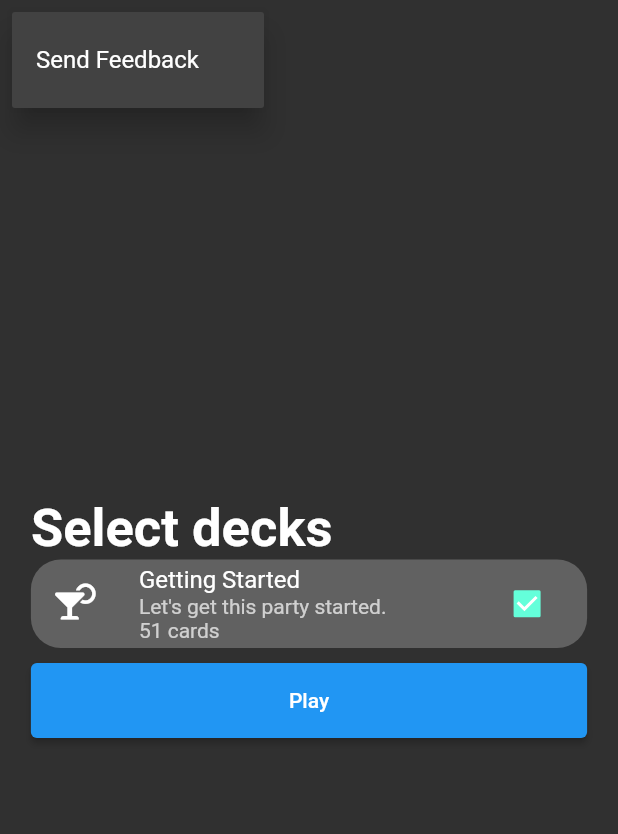
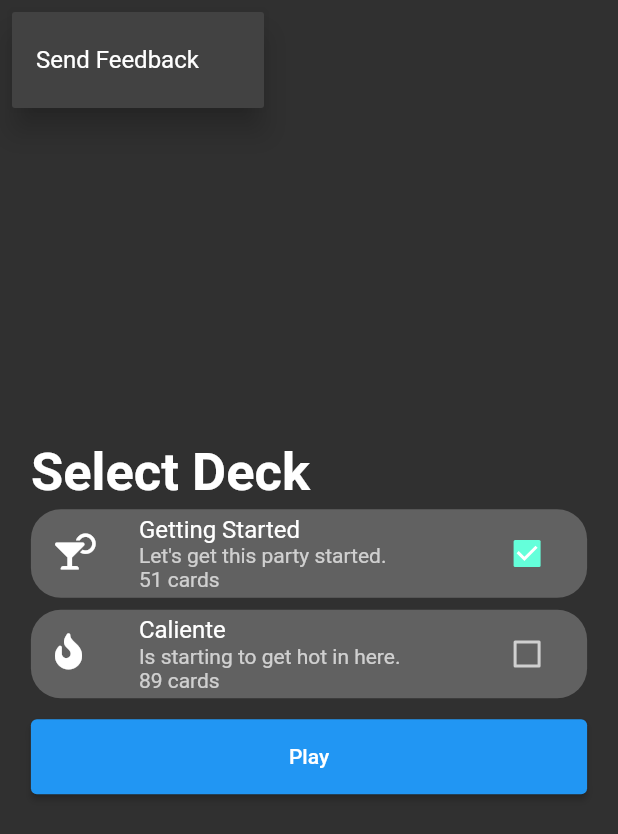
Before and after one commit to Atzetra/zuupen, a Flutter app: the PackSelection screen opened by its route, after a tap on the "more vert" icon, on a phone screen of 412 x 824 dp. Shown: the top 834 px of the screen. Run offline on Flutter 3.47's test engine with Material 2 defaults, Android fonts, the phone set to English and light mode, and no system bars; our stand-ins replace cloud_firestore, firebase_core, font_awesome_flutter, get, google_fonts, package_info_plus; accounts and stored records are empty.

Commit message:
Add caliente to game

```diff
--- a/lib/controllers/packs_controller.dart
+++ b/lib/controllers/packs_controller.dart
@@ -6,9 +6,9 @@ class PacksController extends GetxController {
   final List<GameCategory> _selectedPacks = [];
   final _toggledPacks = <GameCategory, bool>{
     GameCategory.gettingStarted: false,
+    GameCategory.caliente: false,
     // GameCategory.raisingTheStakes: false,
     // GameCategory.noSecrets: false,
-    // GameCategory.caliente: false,
     // GameCategory.downBad: false,
   }.obs;
   List<GameCategory> get selectedPacks => _selectedPacks;
@@ -23,7 +23,7 @@ class PacksController extends GetxController {
   }
 
   bool _emptyChecker() {
-    if (toggledPacks.values.contains(false)) {
+    if (!toggledPacks.values.contains(true)) {
       return true;
     } else {
       return false;
@@ -37,12 +37,10 @@ class PacksController extends GetxController {
   void togglePack(GameCategory _category) => _togglePack(_category);
 
   void _togglePack(GameCategory category) {
-    if (toggledPacks[category] == false) {
-      selectedPacks.add(category);
-    } else if (toggledPacks[category] == true) {
-      selectedPacks.removeWhere((element) => element == category);
-    }
-    toggledPacks.update(category, (value) => !value);
+    _selectedPacks.clear();
+    _selectedPacks.add(category);
+    _toggledPacks.updateAll((key, value) => false);
+    _toggledPacks.update(category, (value) => true);
     // print(selectedPacks);
   }
 }
--- a/lib/views/pack_selection.dart
+++ b/lib/views/pack_selection.dart
@@ -1,6 +1,7 @@
 import 'package:flutter/material.dart';
 import 'package:font_awesome_flutter/font_awesome_flutter.dart';
 import 'package:get/get.dart';
+import 'package:zuupen/constants/packs/caliente.dart';
 import 'package:zuupen/constants/packs/card_packs.dart';
 import 'package:zuupen/controllers/packs_controller.dart';
 import 'package:zuupen/views/game_screen.dart';
@@ -19,7 +20,7 @@ class PackSelection extends StatelessWidget {
     return ScaffoldBase(
       children: [
         const Text(
-          'Select decks',
+          'Select Deck',
           style: CustomTextStyles.header,
         ),
         Column(
@@ -30,6 +31,13 @@ class PackSelection extends StatelessWidget {
               subtitle: Text(
                   'Let\'s get this party started.\n${gettingStarted.length} cards'),
               gameCategory: GameCategory.gettingStarted,
+            ),
+            PackCard(
+              leading: const FaIcon(FontAwesomeIcons.fire),
+              title: const Text('Caliente'),
+              subtitle: Text(
+                  'Is starting to get hot in here.\n${caliente.length} cards'),
+              gameCategory: GameCategory.caliente,
             ),
           ],
         ),
@@ -87,7 +95,11 @@ class PackCard extends StatelessWidget {
   @override
   Widget build(BuildContext context) {
     final PacksController _pcksCtrlr = Get.find();
-    return Material(
+    return Padding(
+      padding: const EdgeInsets.symmetric(vertical: 4),
+      child: Material(
+        child: GestureDetector(
+          onTap: () => _pcksCtrlr.togglePack(gameCategory),
           child: Container(
             decoration: BoxDecoration(
               borderRadius: BorderRadius.circular(20),
@@ -107,6 +119,8 @@ class PackCard extends StatelessWidget {
               ),
             ),
           ),
+        ),
+      ),
     );
   }
 }
```
Lines whose indentation alone changed are shown as unchanged.
